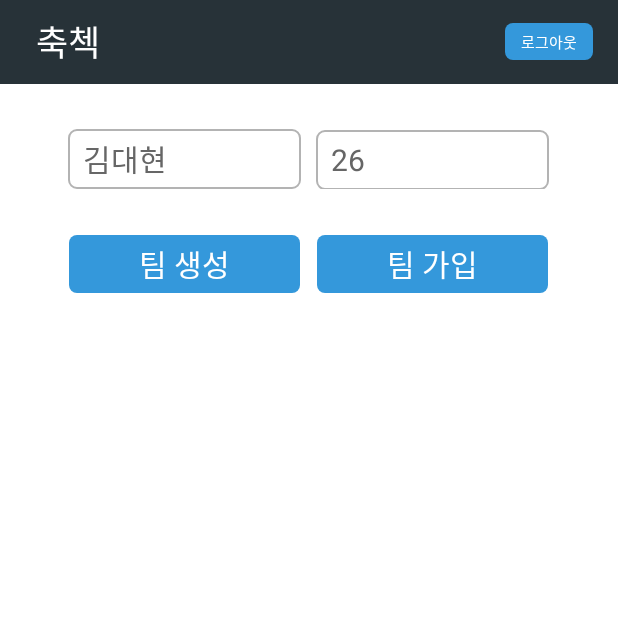
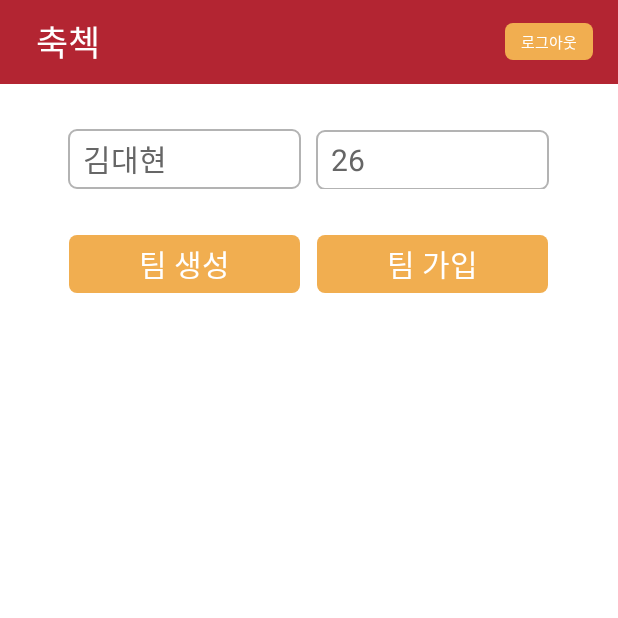
Before and after one commit to eogus2214/chuk-check-app, an Android app: the screen it shows after launch (MainActivity), on a phone screen of 412 x 824 dp, the top half of it. Run offline under Robolectric (Android 15) with nearby library versions, the phone set to English and light mode, and no system bars.

Commit message:
App 초기 작업 컬러값 변경

```diff
--- a/app/src/main/res/drawable/cus_blue_btn_edge.xml
+++ b/app/src/main/res/drawable/cus_blue_btn_edge.xml
@@ -3,7 +3,7 @@
 <item>
     <shape android:shape="rectangle">
         <stroke android:width="1dp" android:color="@color/transparent"/>
-        <solid android:color="@color/btn_base_color"/>
+        <solid android:color="@color/test"/>
         <corners android:radius="5dp"/>
     </shape>
 </item>
--- a/app/src/main/res/values/colors.xml
+++ b/app/src/main/res/values/colors.xml
@@ -8,9 +8,10 @@
     <color name="black">#FF000000</color>
     <color name="white">#FFFFFFFF</color>
 
-    <color name="top_base_color">#273238</color>
+    <color name="top_base_color">#B32532</color>
     <color name="btn_base_color">#3498db</color>
     <color name="color_stroke_Gray">#b3b3b3</color>
     <color name="color_LightGray">#666666</color>
+    <color name="test">#F1AE50</color>
     <color name="transparent">#00000000</color>
 </resources>
```
Also changed, not shown: app/src/main/res/layout/fragement_login.xml (added, +34 -0 lines).
